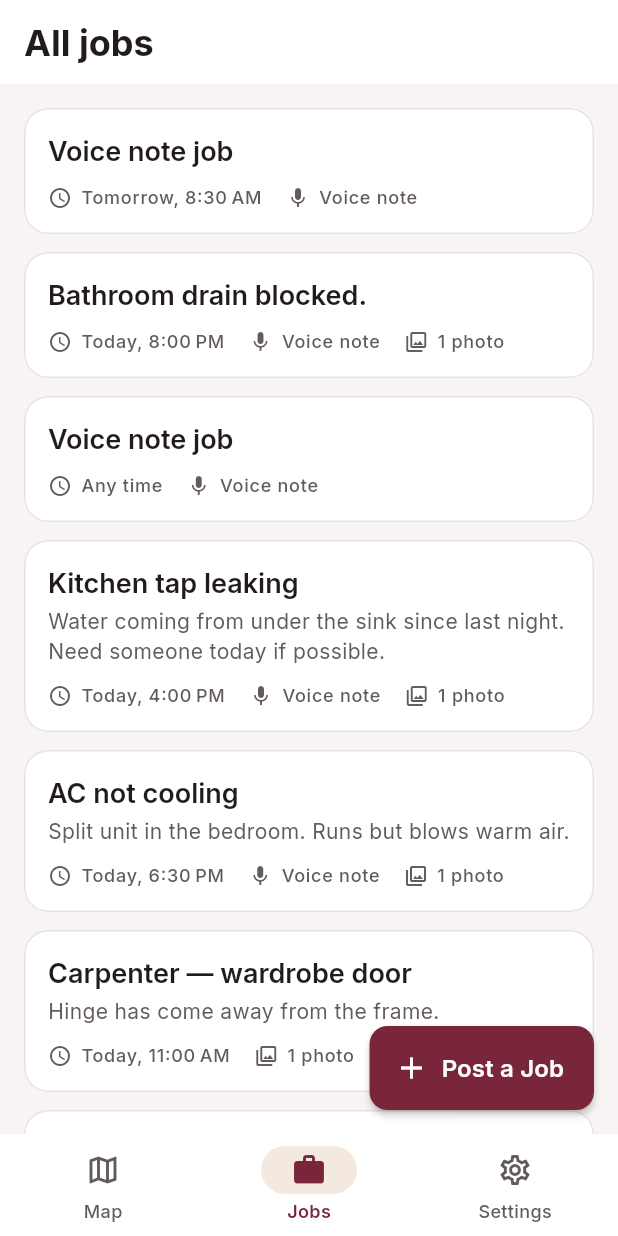
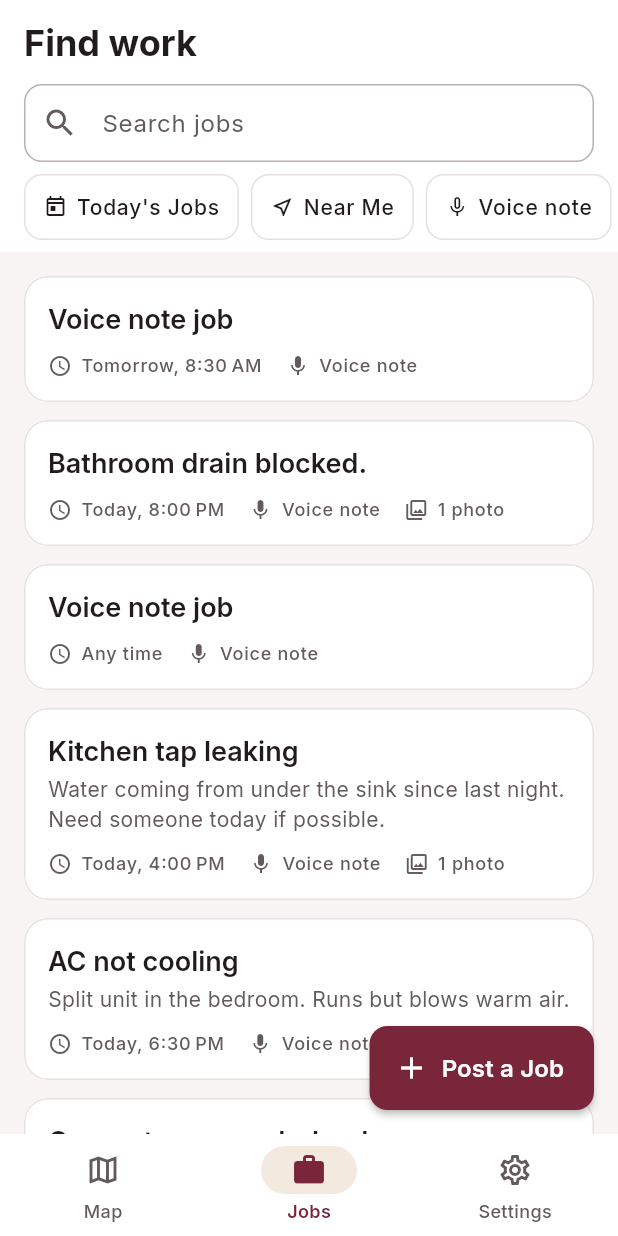
Before and after one commit to HamzaAnjum96/Trust-Hire, a Flutter app: the screen it shows after launch, item 2 of the bottom bar chosen, on a phone screen of 412 x 824 dp. Run offline on Flutter 3.47's test engine with Material 3 defaults, Android fonts, the phone set to English and light mode, and no system bars; our stand-ins replace audioplayers, flutter_map, geolocator, image_picker, latlong2, shared_preferences; missing offline and left inert: record; statements that could not run were skipped.

Commit message:
Sprint 5 — discovery
Adds search and filtering, shared by the map and the list so switching
tabs never silently changes what you are looking at. Quick filters are
one-tap chips — Today's Jobs and Near Me, plus voice note and photos —
with a sheet holding the wider set.

Two behaviours are deliberate and tested, both about not punishing the
user for how this product works. A job with no scheduled time is never
hidden by a time filter: "any time" is a normal state here, not missing
data, and that job could well be wanted today. And the distance filter
stands down when there is no position, rather than emptying the list
because location was refused.

The map header reads "4 of 12" while filtering, and the empty states
distinguish nothing-posted from nothing-matches, since those need
different next steps.

Definition of done met: jobs are easily discoverable. 97 tests pass and
the analyzer is clean.

Co-Authored-By: Claude Opus 5 <noreply@anthropic.com>
Claude-Session: https://claude.ai/code/session_014Bdfaf7Qfm3sngJGsE3SWN

```diff
--- a/code/frontend/lib/app/app.dart
+++ b/code/frontend/lib/app/app.dart
@@ -2,6 +2,7 @@ import 'package:flutter/material.dart';
 import 'package:provider/provider.dart';
 
 import '../core/theme.dart';
+import '../features/jobs/job_filter_controller.dart';
 import '../features/map/location_controller.dart';
 import '../services/job_repository.dart';
 import '../services/local_store.dart';
@@ -31,6 +32,7 @@ class TrustHireApp extends StatelessWidget {
           create: (_) => JobController(JobRepository(store, MediaStore(store)))
             ..load(),
         ),
+        ChangeNotifierProvider(create: (_) => JobFilterController()),
         ChangeNotifierProvider(
           // Location is requested on first launch so the map can open on the
           // user rather than the fallback. A refusal is handled, not retried.
--- /dev/null
+++ b/code/frontend/lib/features/jobs/filter_bar.dart
@@ -0,0 +1,320 @@
+import 'package:flutter/material.dart';
+
+import '../../core/tokens.dart';
+import 'job_filter.dart';
+import 'job_filter_controller.dart';
+
+/// Quick filters: the two the sprint plan names, plus a way into the rest.
+///
+/// One tap for the common cases, nothing hidden behind a menu.
+class QuickFilterBar extends StatelessWidget {
+  const QuickFilterBar({
+    super.key,
+    required this.controller,
+    this.scrollable = true,
+  });
+
+  final JobFilterController controller;
+  final bool scrollable;
+
+  @override
+  Widget build(BuildContext context) {
+    final filter = controller.filter;
+
+    final chips = <Widget>[
+      _FilterChip(
+        label: TimeFilter.today.label,
+        icon: Icons.today_outlined,
+        selected: filter.time == TimeFilter.today,
+        onTap: controller.toggleToday,
+      ),
+      _FilterChip(
+        label: DistanceFilter.nearMe.label,
+        icon: Icons.near_me_outlined,
+        selected: filter.distance == DistanceFilter.nearMe,
+        onTap: controller.toggleNearMe,
+      ),
+      _FilterChip(
+        label: 'Voice note',
+        icon: Icons.mic_none,
+        selected: filter.withVoiceNote,
+        onTap: () => controller.setWithVoiceNote(!filter.withVoiceNote),
+      ),
+      _FilterChip(
+        label: 'Photos',
+        icon: Icons.photo_library_outlined,
+        selected: filter.withPhotos,
+        onTap: () => controller.setWithPhotos(!filter.withPhotos),
+      ),
+      _FilterChip(
+        label: 'More',
+        icon: Icons.tune,
+        selected: filter.time != TimeFilter.any &&
+            filter.time != TimeFilter.today ||
+            (filter.distance != DistanceFilter.any &&
+                filter.distance != DistanceFilter.nearMe),
+        onTap: () => FilterSheet.open(context, controller),
+      ),
+      if (controller.isActive)
+        _FilterChip(
+          label: 'Clear',
+          icon: Icons.close,
+          selected: false,
+          onTap: controller.clear,
+        ),
+    ];
+
+    if (!scrollable) {
+      return Wrap(
+        spacing: BrandSizing.spaceSm,
+        runSpacing: BrandSizing.spaceSm,
+        children: chips,
+      );
+    }
+
+    return SizedBox(
+      height: BrandSizing.touchTargetMinimum,
+      child: ListView.separated(
+        scrollDirection: Axis.horizontal,
+        padding: const EdgeInsets.symmetric(horizontal: BrandSizing.spaceMd),
+        itemCount: chips.length,
+        separatorBuilder: (_, _) => const SizedBox(width: BrandSizing.spaceSm),
+        itemBuilder: (_, index) => Center(child: chips[index]),
+      ),
+    );
+  }
+}
+
+class _FilterChip extends StatelessWidget {
+  const _FilterChip({
+    required this.label,
+    required this.icon,
+    required this.selected,
+    required this.onTap,
+  });
+
+  final String label;
+  final IconData icon;
+  final bool selected;
+  final VoidCallback onTap;
+
+  @override
+  Widget build(BuildContext context) {
+    final theme = Theme.of(context);
+    // Selection carries a filled background *and* a tick, so colour is never
+    // the only signal (section 29).
+    final foreground = selected
+        ? theme.colorScheme.onPrimary
+        : theme.colorScheme.onSurface;
+
+    return Semantics(
+      button: true,
+      selected: selected,
+      child: Material(
+        color: selected ? theme.colorScheme.primary : theme.colorScheme.surface,
+        borderRadius: BrandRadius.mediumAll,
+        child: InkWell(
+          onTap: onTap,
+          borderRadius: BrandRadius.mediumAll,
+          child: Container(
+            height: BrandSizing.touchTargetMinimum,
+            padding: const EdgeInsets.symmetric(
+              horizontal: BrandSizing.spaceSm + 4,
+            ),
+            decoration: BoxDecoration(
+              borderRadius: BrandRadius.mediumAll,
+              border: Border.all(
+                color: selected
+                    ? theme.colorScheme.primary
+                    : theme.colorScheme.outlineVariant,
+              ),
+            ),
+            child: Row(
+              mainAxisSize: MainAxisSize.min,
+              children: [
+                Icon(selected ? Icons.check : icon, size: 16, color: foreground),
+                const SizedBox(width: BrandSizing.spaceXs + 2),
+                Text(
+                  label,
+                  style: theme.textTheme.labelMedium?.copyWith(
+                    color: foreground,
+                    fontWeight: selected ? FontWeight.w600 : FontWeight.w500,
+                  ),
+                ),
+              ],
+            ),
+          ),
+        ),
+      ),
+    );
+  }
+}
+
+/// The full set of filters, in a bottom sheet.
+class FilterSheet extends StatelessWidget {
+  const FilterSheet({super.key, required this.controller});
+
+  final JobFilterController controller;
+
+  static Future<void> open(
+    BuildContext context,
+    JobFilterController controller,
+  ) {
+    return showModalBottomSheet<void>(
+      context: context,
+      isScrollControlled: true,
+      useSafeArea: true,
+      builder: (_) => FilterSheet(controller: controller),
+    );
+  }
+
+  @override
+  Widget build(BuildContext context) {
+    final theme = Theme.of(context);
+
+    return ListenableBuilder(
+      listenable: controller,
+      builder: (context, _) {
+        final filter = controller.filter;
+
+        return SingleChildScrollView(
+          padding: const EdgeInsets.fromLTRB(
+            BrandSizing.spaceMd,
+            BrandSizing.spaceSm,
+            BrandSizing.spaceMd,
+            BrandSizing.spaceXl,
+          ),
+          child: Column(
+            crossAxisAlignment: CrossAxisAlignment.start,
+            mainAxisSize: MainAxisSize.min,
+            children: [
+              Text('Find work', style: theme.textTheme.headlineMedium),
+              const SizedBox(height: BrandSizing.spaceLg),
+
+              Text('When', style: theme.textTheme.titleMedium),
+              const SizedBox(height: BrandSizing.spaceSm),
+              Wrap(
+                spacing: BrandSizing.spaceSm,
+                runSpacing: BrandSizing.spaceSm,
+                children: [
+                  for (final option in TimeFilter.values)
+                    _FilterChip(
+                      label: option.label,
+                      icon: Icons.schedule,
+                      selected: filter.time == option,
+                      onTap: () => controller.setTime(option),
+                    ),
+                ],
+              ),
+
+              const SizedBox(height: BrandSizing.spaceLg),
+              Text('How far', style: theme.textTheme.titleMedium),
+              const SizedBox(height: BrandSizing.spaceSm),
+              Wrap(
+                spacing: BrandSizing.spaceSm,
+                runSpacing: BrandSizing.spaceSm,
+                children: [
+                  for (final option in DistanceFilter.values)
+                    _FilterChip(
+                      label: option.label,
+                      icon: Icons.near_me_outlined,
+                      selected: filter.distance == option,
+                      onTap: () => controller.setDistance(option),
+                    ),
+                ],
+              ),
+
+              const SizedBox(height: BrandSizing.spaceLg),
+              Text('What it includes', style: theme.textTheme.titleMedium),
+              const SizedBox(height: BrandSizing.spaceSm),
+              Wrap(
+                spacing: BrandSizing.spaceSm,
+                runSpacing: BrandSizing.spaceSm,
+                children: [
+                  _FilterChip(
+                    label: 'Voice note',
+                    icon: Icons.mic_none,
+                    selected: filter.withVoiceNote,
+                    onTap: () =>
+                        controller.setWithVoiceNote(!filter.withVoiceNote),
+                  ),
+                  _FilterChip(
+                    label: 'Photos',
+                    icon: Icons.photo_library_outlined,
+                    selected: filter.withPhotos,
+                    onTap: () => controller.setWithPhotos(!filter.withPhotos),
+                  ),
+                ],
+              ),
+
+              const SizedBox(height: BrandSizing.spaceXl),
+              Row(
+                children: [
+                  Expanded(
+                    child: OutlinedButton(
+                      onPressed: controller.clear,
+                      child: const Text('Clear All'),
+                    ),
+                  ),
+                  const SizedBox(width: BrandSizing.spaceMd),
+                  Expanded(
+                    child: ElevatedButton(
+                      onPressed: () => Navigator.of(context).pop(),
+                      child: const Text('Show Jobs'),
+                    ),
+                  ),
+                ],
+              ),
+            ],
+          ),
+        );
+      },
+    );
+  }
+}
+
+/// The search field. Typing is the last resort in this product, so it sits
+/// alongside the chips rather than above them.
+class JobSearchField extends StatefulWidget {
+  const JobSearchField({super.key, required this.controller});
+
+  final JobFilterController controller;
+
+  @override
+  State<JobSearchField> createState() => _JobSearchFieldState();
+}
+
+class _JobSearchFieldState extends State<JobSearchField> {
+  late final TextEditingController _text = TextEditingController(
+    text: widget.controller.filter.query,
+  );
+
+  @override
+  void dispose() {
+    _text.dispose();
+    super.dispose();
+  }
+
+  @override
+  Widget build(BuildContext context) {
+    return TextField(
+      controller: _text,
+      onChanged: widget.controller.setQuery,
+      textInputAction: TextInputAction.search,
+      decoration: InputDecoration(
+        hintText: 'Search jobs',
+        prefixIcon: const Icon(Icons.search),
+        suffixIcon: widget.controller.filter.query.isEmpty
+            ? null
+            : IconButton(
+                icon: const Icon(Icons.close),
+                tooltip: 'Clear search',
+                onPressed: () {
+                  _text.clear();
+                  widget.controller.setQuery('');
+                },
+              ),
+      ),
+    );
+  }
+}
--- /dev/null
+++ b/code/frontend/lib/features/jobs/job_filter.dart
@@ -0,0 +1,154 @@
+import 'package:flutter/foundation.dart';
+
+import '../../models/job.dart';
+
+/// When the work is needed.
+enum TimeFilter {
+  any('Any time'),
+  today("Today's Jobs"),
+  tomorrow('Tomorrow'),
+  thisWeek('This week');
+
+  const TimeFilter(this.label);
+
+  final String label;
+}
+
+/// How far away the work is. Only meaningful once a position is known.
+enum DistanceFilter {
+  any('Any distance', null),
+  nearMe('Near Me', 2000),
+  withinFive('Within 5 km', 5000),
+  withinTen('Within 10 km', 10000);
+
+  const DistanceFilter(this.label, this.metres);
+
+  final String label;
+  final double? metres;
+}
+
+/// A search and filter over the job list.
+///
+/// Filtering is deliberately forgiving: a job with no scheduled time is not
+/// hidden by a time filter unless the user asked for a specific day, because
+/// "any time" is a normal state in this product rather than missing data.
+@immutable
+class JobFilter {
+  const JobFilter({
+    this.query = '',
+    this.time = TimeFilter.any,
+    this.distance = DistanceFilter.any,
+    this.withVoiceNote = false,
+    this.withPhotos = false,
+  });
+
+  final String query;
+  final TimeFilter time;
+  final DistanceFilter distance;
+  final bool withVoiceNote;
+  final bool withPhotos;
+
+  bool get isActive =>
+      query.trim().isNotEmpty ||
+      time != TimeFilter.any ||
+      distance != DistanceFilter.any ||
+      withVoiceNote ||
+      withPhotos;
+
+  /// How many filters are on, for the badge on the filter control.
+  int get activeCount => [
+    query.trim().isNotEmpty,
+    time != TimeFilter.any,
+    distance != DistanceFilter.any,
+    withVoiceNote,
+    withPhotos,
+  ].where((on) => on).length;
+
+  JobFilter copyWith({
+    String? query,
+    TimeFilter? time,
+    DistanceFilter? distance,
+    bool? withVoiceNote,
+    bool? withPhotos,
+  }) {
+    return JobFilter(
+      query: query ?? this.query,
+      time: time ?? this.time,
+      distance: distance ?? this.distance,
+      withVoiceNote: withVoiceNote ?? this.withVoiceNote,
+      withPhotos: withPhotos ?? this.withPhotos,
+    );
+  }
+
+  /// Applies the filter, newest first.
+  List<Job> apply(
+    List<Job> jobs, {
+    required DateTime now,
+    JobLocation? from,
+  }) {
+    return jobs
+        .where((job) => _matches(job, now: now, from: from))
+        .toList(growable: false);
+  }
+
+  bool _matches(Job job, {required DateTime now, JobLocation? from}) {
+    if (!_matchesQuery(job)) return false;
+    if (!_matchesTime(job, now)) return false;
+    if (!_matchesDistance(job, from)) return false;
+    if (withVoiceNote && !job.hasVoiceNote) return false;
+    if (withPhotos && !job.hasPhotos) return false;
+    return true;
+  }
+
+  bool _matchesQuery(Job job) {
+    final needle = query.trim().toLowerCase();
+    if (needle.isEmpty) return true;
+
+    // Search what a person actually wrote, plus the fallback heading so a
+    // voice-only job is still findable by "voice".
+    final haystack = [
+      job.title,
+      job.shortDescription,
+      job.displayTitle,
+    ].whereType<String>().join(' ').toLowerCase();
+
+    // Every word must appear somewhere, so "plumber today" narrows rather
+    // than widens.
+    return needle
+        .split(RegExp(r'\s+'))
+        .every((word) => haystack.contains(word));
+  }
+
+  bool _matchesTime(Job job, DateTime now) {
+    if (time == TimeFilter.any) return true;
+
+    final scheduled = job.scheduledTime;
+    // A job with no time could be wanted at any point, including today — so
+    // hiding it would lose work the user could actually take.
+    if (scheduled == null) return true;
+
+    final startOfToday = DateTime(now.year, now.month, now.day);
+    final days = DateTime(
+      scheduled.year,
+      scheduled.month,
+      scheduled.day,
+    ).difference(startOfToday).inDays;
+
+    return switch (time) {
+      TimeFilter.any => true,
+      TimeFilter.today => days == 0,
+      TimeFilter.tomorrow => days == 1,
+      TimeFilter.thisWeek => days >= 0 && days < 7,
+    };
+  }
+
+  bool _matchesDistance(Job job, JobLocation? from) {
+    final limit = distance.metres;
+    if (limit == null) return true;
+    // Without a position there is nothing to measure against, so the filter
+    // stands down rather than emptying the list.
+    if (from == null) return true;
+
+    return from.distanceTo(job.location) <= limit;
+  }
+}
--- a/code/frontend/lib/features/jobs/jobs_screen.dart
+++ b/code/frontend/lib/features/jobs/jobs_screen.dart
@@ -5,9 +5,12 @@ import '../../app/job_controller.dart';
 import '../../core/formatters.dart';
 import '../../core/tokens.dart';
 import '../../models/job.dart';
+import '../map/location_controller.dart';
 import '../../services/media_store.dart';
 import '../../widgets/state_views.dart';
+import 'filter_bar.dart';
 import 'job_details_sheet.dart';
+import 'job_filter_controller.dart';
 
 /// A plain list of every job in local storage.
 ///
@@ -19,9 +22,36 @@ class JobsScreen extends StatelessWidget {
   @override
   Widget build(BuildContext context) {
     final controller = context.watch<JobController>();
+    final filters = context.watch<JobFilterController>();
+    final location = context.watch<LocationController>();
+
+    final visible = filters.apply(
+      controller.jobs,
+      from: location.position,
+    );
 
     return Scaffold(
-      appBar: AppBar(title: const Text('All jobs')),
+      appBar: AppBar(
+        title: const Text('Find work'),
+        bottom: PreferredSize(
+          preferredSize: const Size.fromHeight(112),
+          child: Column(
+            children: [
+              Padding(
+                padding: const EdgeInsets.fromLTRB(
+                  BrandSizing.spaceMd,
+                  0,
+                  BrandSizing.spaceMd,
+                  BrandSizing.spaceSm,
+                ),
+                child: JobSearchField(controller: filters),
+              ),
+              QuickFilterBar(controller: filters),
+              const SizedBox(height: BrandSizing.spaceSm),
+            ],
+          ),
+        ),
+      ),
       body: switch (controller.state) {
         LoadState.idle ||
         LoadState.loading => const LoadingView(message: 'Loading jobs…'),
@@ -29,16 +59,52 @@ class JobsScreen extends StatelessWidget {
           message: controller.errorMessage ?? 'Could not load jobs. Try again.',
           onRetry: controller.load,
         ),
-        LoadState.ready =>
-          controller.jobs.isEmpty
-              ? const EmptyView(
-                  icon: Icons.work_outline,
-                  title: 'No jobs yet',
-                  message: 'Post the first job to see it here.',
-                )
-              : _JobList(jobs: controller.jobs),
+        LoadState.ready => _Results(
+          all: controller.jobs,
+          visible: visible,
+          filters: filters,
+        ),
       },
     );
+  }
+}
+
+/// Results, or an empty state that distinguishes "nothing posted" from
+/// "nothing matches" — they need different next steps.
+class _Results extends StatelessWidget {
+  const _Results({
+    required this.all,
+    required this.visible,
+    required this.filters,
+  });
+
+  final List<Job> all;
+  final List<Job> visible;
+  final JobFilterController filters;
+
+  @override
+  Widget build(BuildContext context) {
+    if (all.isEmpty) {
+      return const EmptyView(
+        icon: Icons.work_outline,
+        title: 'No jobs yet',
+        message: 'Post the first job to see it here.',
+      );
+    }
+
+    if (visible.isEmpty) {
+      return EmptyView(
+        icon: Icons.search_off,
+        title: 'No jobs match',
+        message: 'Try a wider area or a different time.',
+        action: OutlinedButton(
+          onPressed: filters.clear,
+          child: const Text('Clear Filters'),
+        ),
+      );
+    }
+
+    return _JobList(jobs: visible);
   }
 }
 
```
Also changed, not shown: code/frontend/lib/features/jobs/job_filter_controller.dart (added, +72 -0 lines), code/frontend/lib/features/map/map_screen.dart (+44 -5 lines), 3 other files.
